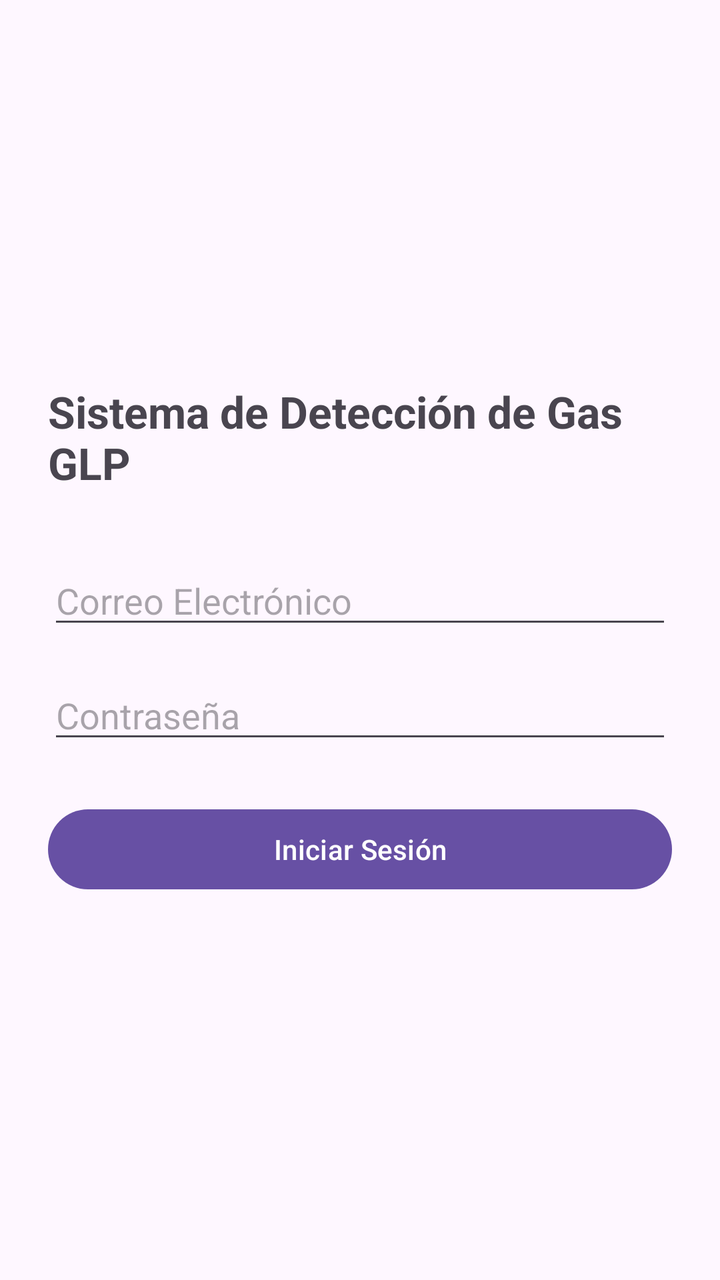
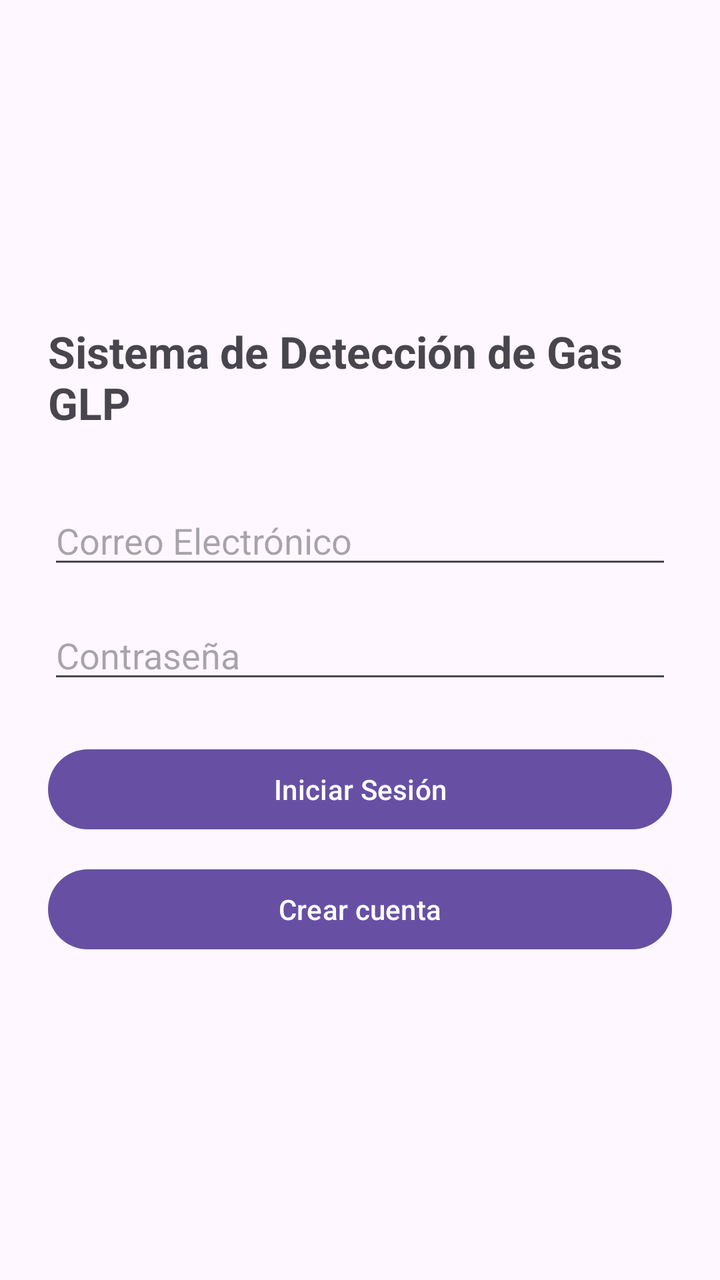

Screens rendered from an Android XML layout before and after an edit, with the pre-edit source and the edit as a unified diff.
<!-- AndroidManifest.xml: application theme Theme.MyApplication -->
<!-- res/layout/activity_login.xml -->
<?xml version="1.0" encoding="utf-8"?>
<LinearLayout xmlns:android="http://schemas.android.com/apk/res/android"
    android:layout_width="match_parent"
    android:layout_height="match_parent"
    android:orientation="vertical"
    android:padding="24dp"
    android:gravity="center">

    <TextView
        android:layout_width="wrap_content"
        android:layout_height="wrap_content"
        android:text="Sistema de Detección de Gas GLP"
        android:textSize="22sp"
        android:textStyle="bold"
        android:layout_marginBottom="32dp"/>

    <EditText
        android:id="@+id/etEmail"
        android:layout_width="match_parent"
        android:layout_height="wrap_content"
        android:hint="Correo Electrónico"
        android:inputType="textEmailAddress"
        android:layout_marginBottom="16dp"/>

    <EditText
        android:id="@+id/etPassword"
        android:layout_width="match_parent"
        android:layout_height="wrap_content"
        android:hint="Contraseña"
        android:inputType="textPassword"
        android:layout_marginBottom="24dp"/>

    <Button
        android:id="@+id/btnLogin"
        android:layout_width="match_parent"
        android:layout_height="wrap_content"
        android:text="Iniciar Sesión"/>

</LinearLayout>
<!-- resources referenced by this layout -->
<resources>
  <style name="Theme.MyApplication" parent="Base.Theme.MyApplication" />
  <style name="Base.Theme.MyApplication" parent="Theme.Material3.DayNight.NoActionBar">
          
          
      </style>
</resources>

<!-- the commit's change to res/layout/activity_login.xml (unified diff, before → after) -->
@@ -34,6 +34,13 @@
         android:id="@+id/btnLogin"
         android:layout_width="match_parent"
         android:layout_height="wrap_content"
-        android:text="Iniciar Sesión"/>
+        android:text="Iniciar Sesión"
+        android:layout_marginBottom="12dp"/>
+
+    <Button
+        android:id="@+id/btnRegister"
+        android:layout_width="match_parent"
+        android:layout_height="wrap_content"
+        android:text="Crear cuenta"/>
 
 </LinearLayout>
